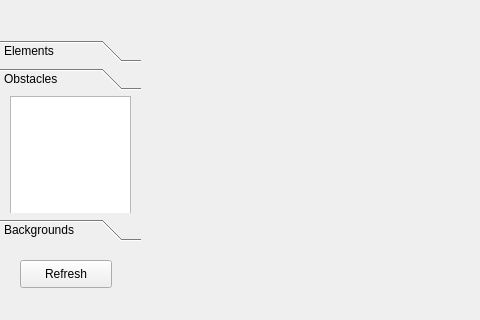
This is LevelEditor/ui/main.ui in NicolasBeaudrot/babelconstructor as Qt 5 draws it before an edit; both pictures show x 0 to 480 and y 0 to 320 of the 1260 by 780 pixel window. The edited form follows.
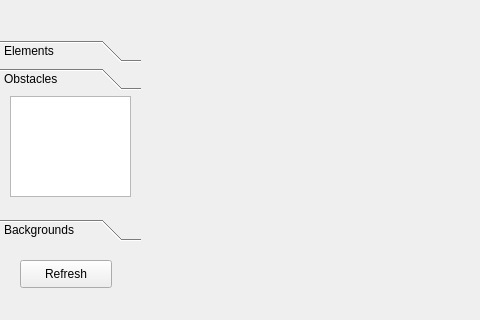
This is the edited form. The open tabs and pages were chosen to show the change.

Commit message: Bug redimensionnement de la base (Done) Baser les coordonnées de la limite sur la base (Done)

Diff of the .ui file:
```diff
--- a/LevelEditor/ui/main.ui
+++ b/LevelEditor/ui/main.ui
@@ -56,8 +56,8 @@
      <rect>
       <x>0</x>
       <y>0</y>
-      <width>98</width>
-      <height>28</height>
+      <width>141</width>
+      <height>108</height>
      </rect>
     </property>
     <attribute name="label">
@@ -69,9 +69,12 @@
        <x>10</x>
        <y>0</y>
        <width>121</width>
-       <height>131</height>
+       <height>101</height>
       </rect>
      </property>
+     <property name="verticalScrollBarPolicy">
+      <enum>Qt::ScrollBarAsNeeded</enum>
+     </property>
     </widget>
    </widget>
    <widget class="QWidget" name="pageBack">
```
Left out of the diff: 14 changed lines with no effect on the pictures. The commit also changes 2 other files.
